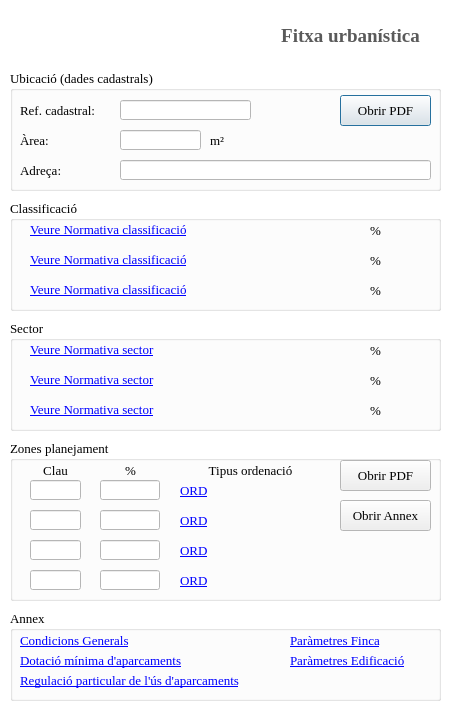
This is ui/main_dialog.ui in psigcat/urban_planning as Qt 5 draws it before an edit. The edited form follows.
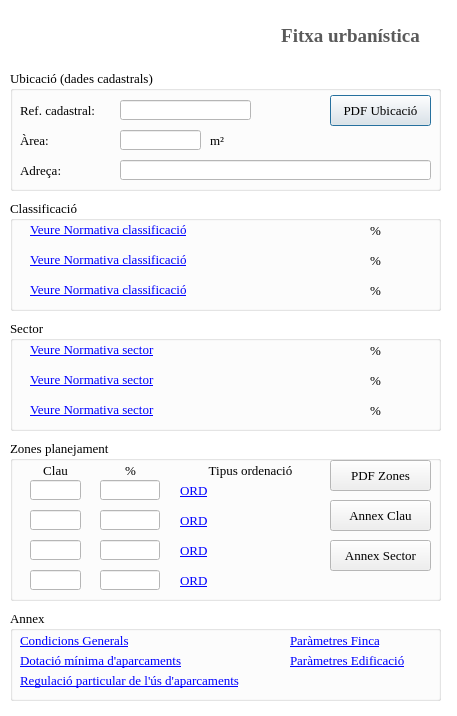
This is the edited form. Icons and pictures are not drawn.

Commit message: Open PDF's 'Annex Sector'

```diff
--- a/ui/main_dialog.ui
+++ b/ui/main_dialog.ui
@@ -293,14 +293,14 @@
    <widget class="QPushButton" name="btnParcelaPdf">
     <property name="geometry">
      <rect>
-      <x>330</x>
+      <x>320</x>
       <y>25</y>
-      <width>91</width>
+      <width>101</width>
       <height>31</height>
      </rect>
     </property>
     <property name="text">
-     <string>Obrir PDF</string>
+     <string>PDF Ubicació</string>
     </property>
    </widget>
    <widget class="QLabel" name="label">
@@ -490,14 +490,14 @@
    <widget class="QPushButton" name="btnClauPdf_1">
     <property name="geometry">
      <rect>
-      <x>330</x>
+      <x>320</x>
       <y>20</y>
-      <width>91</width>
+      <width>101</width>
       <height>31</height>
      </rect>
     </property>
     <property name="text">
-     <string>Obrir PDF</string>
+     <string>PDF Zones</string>
     </property>
    </widget>
    <widget class="QLineEdit" name="txtClau_2">
@@ -697,14 +697,27 @@
    <widget class="QPushButton" name="btn_pdf_annex">
     <property name="geometry">
      <rect>
-      <x>330</x>
+      <x>320</x>
       <y>60</y>
-      <width>91</width>
+      <width>101</width>
       <height>31</height>
      </rect>
     </property>
     <property name="text">
-     <string>Obrir Annex</string>
+     <string>Annex Clau</string>
+    </property>
+   </widget>
+   <widget class="QPushButton" name="btn_pdf_annex_sector">
+    <property name="geometry">
+     <rect>
+      <x>320</x>
+      <y>100</y>
+      <width>101</width>
+      <height>31</height>
+     </rect>
+    </property>
+    <property name="text">
+     <string>Annex Sector</string>
     </property>
    </widget>
   </widget>
```
Left out of the diff: 6 changed lines with no effect on the pictures. The commit also changes 1 other file.
